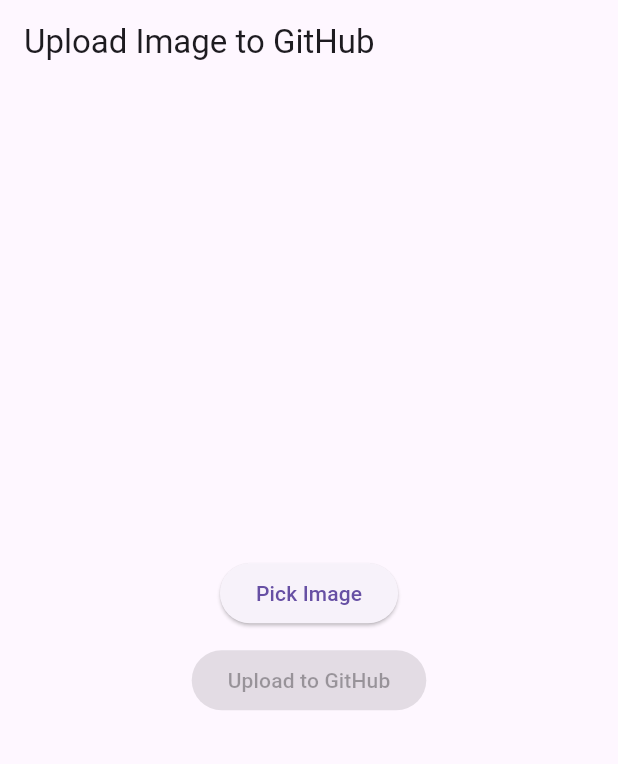
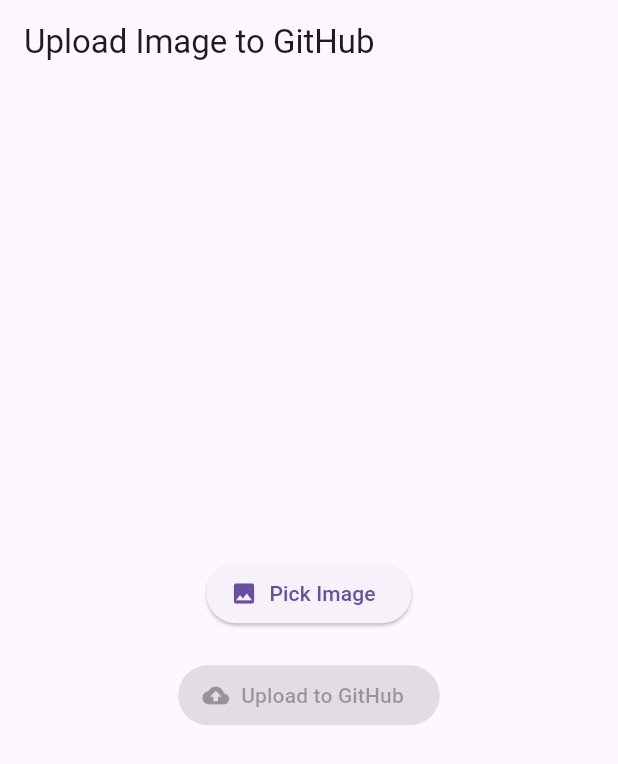
Before and after one commit to Mahmoud-Gharib/app, a Flutter app: the screen it shows after launch, after a tap on "Pick Image", on a phone screen of 412 x 824 dp. Shown: the top 764 px of the screen. Run offline on Flutter 3.47's test engine with Material 3 defaults, Android fonts, the phone set to English and light mode, and no system bars; our stand-ins replace image_picker.

Commit message:
Update main.dart

```diff
--- a/lib/main.dart
+++ b/lib/main.dart
@@ -5,12 +5,9 @@ import 'package:flutter/material.dart';
 import 'package:http/http.dart' as http;
 import 'package:image_picker/image_picker.dart';
 import 'package:path/path.dart';
-import 'package:flutter_dotenv/flutter_dotenv.dart';
 
-Future<void> main() async {
-  //WidgetsFlutterBinding.ensureInitialized(); // مهم جدًا
-  //await dotenv.load(fileName: ".env"); // تحميل المتغيرات
-  runApp(MyApp());
+void main() {
+  runApp(MyApp()); // بدون dotenv
 }
 
 class MyApp extends StatelessWidget {
@@ -34,13 +31,14 @@ class _UploadImagePageState extends State<UploadImagePage> {
   bool _uploading = false;
   String _status = '';
 
+  // ✅ التوكن هنا مباشرة
+  final String githubToken = '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'; // ✋ استبدل ده بتوكنك
   final String repoOwner = 'mahmoud-gharib';
   final String repoName = 'app_upload';
-  final String repoFolder = 'image';
+  final String repoFolder = 'image'; // اسم المجلد داخل الريبو
 
   Future<void> pickImage() async {
-    final pickedFile =
-        await ImagePicker().pickImage(source: ImageSource.gallery);
+    final pickedFile = await ImagePicker().pickImage(source: ImageSource.gallery);
     if (pickedFile != null) {
       setState(() {
         _image = File(pickedFile.path);
@@ -52,23 +50,17 @@ class _UploadImagePageState extends State<UploadImagePage> {
   Future<void> uploadImageToGitHub(File imageFile) async {
     setState(() {
       _uploading = true;
-      _status = 'Uploading...';
+      _status = '⏳ Uploading...';
     });
 
     try {
-      final githubToken = dotenv.env['GITHUB_TOKEN'];
-      if (githubToken == null) {
-        setState(() => _status = '❌ Token not found in .env');
-        return;
-      }
-
-      final fileName =
-          '${DateTime.now().millisecondsSinceEpoch}_${basename(imageFile.path)}';
+      final fileName = '${DateTime.now().millisecondsSinceEpoch}_${basename(imageFile.path)}';
       final imageBytes = await imageFile.readAsBytes();
       final contentBase64 = base64Encode(imageBytes);
 
       final url = Uri.parse(
-          'https://api.github.com/repos/$repoOwner/$repoName/contents/$repoFolder/$fileName');
+        'https://api.github.com/repos/$repoOwner/$repoName/contents/$repoFolder/$fileName',
+      );
 
       final body = jsonEncode({
         'message': 'Upload image from Flutter app',
@@ -108,17 +100,19 @@ class _UploadImagePageState extends State<UploadImagePage> {
             children: [
               if (_image != null)
                 Image.file(_image!, width: 200, height: 200),
-              ElevatedButton(
+              SizedBox(height: 20),
+              ElevatedButton.icon(
+                icon: Icon(Icons.image),
+                label: Text('Pick Image'),
                 onPressed: pickImage,
-                child: Text('Pick Image'),
               ),
-              SizedBox(height: 10),
-              ElevatedButton(
-                onPressed:
-                    (_image != null && !_uploading) ? () => uploadImageToGitHub(_image!) : null,
-                child: Text(_uploading ? 'Uploading...' : 'Upload to GitHub'),
+              SizedBox(height: 20),
+              ElevatedButton.icon(
+                icon: Icon(Icons.cloud_upload),
+                label: Text(_uploading ? 'Uploading...' : 'Upload to GitHub'),
+                onPressed: _image != null && !_uploading ? () => uploadImageToGitHub(_image!) : null,
               ),
-              SizedBox(height: 10),
+              SizedBox(height: 20),
               Text(_status),
             ],
           ),
```
